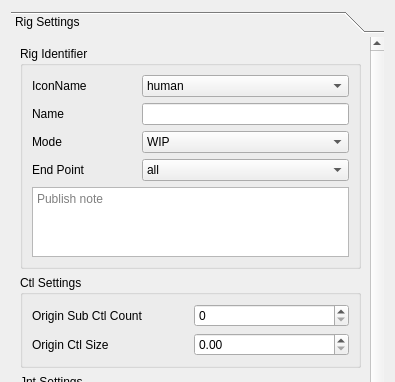
Qt form scripts/domino/assembler/component/assembly/settings_ui.ui (chowooseoung/domino) before a commit; both pictures show x 0 to 395 and y 0 to 382 of the 395 by 610 pixel window.
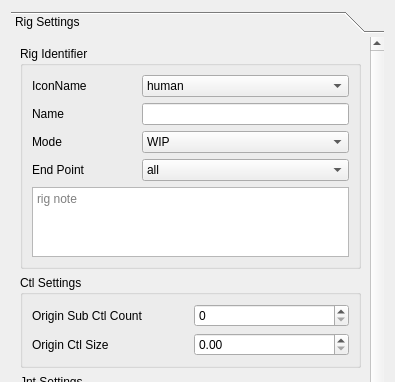
The same form after that commit.

Commit message: publish note > rig note ui 표시 수정

Patch:
```diff
--- a/scripts/domino/assembler/component/assembly/settings_ui.ui
+++ b/scripts/domino/assembler/component/assembly/settings_ui.ui
@@ -45,8 +45,8 @@
        <rect>
         <x>0</x>
         <y>0</y>
-        <width>377</width>
-        <height>520</height>
+        <width>360</width>
+        <height>563</height>
        </rect>
       </property>
       <attribute name="label">
@@ -120,7 +120,10 @@
              <number>20</number>
             </property>
             <property name="placeholderText">
-             <string>Publish note</string>
+             <string>rig note</string>
+            </property>
+            <property name="tabStopWidth" stdset="0">
+             <number>20</number>
             </property>
            </widget>
           </item>
```
Left out of the diff: 11 changed lines with no effect on the pictures. The commit also changes 4 other files.
